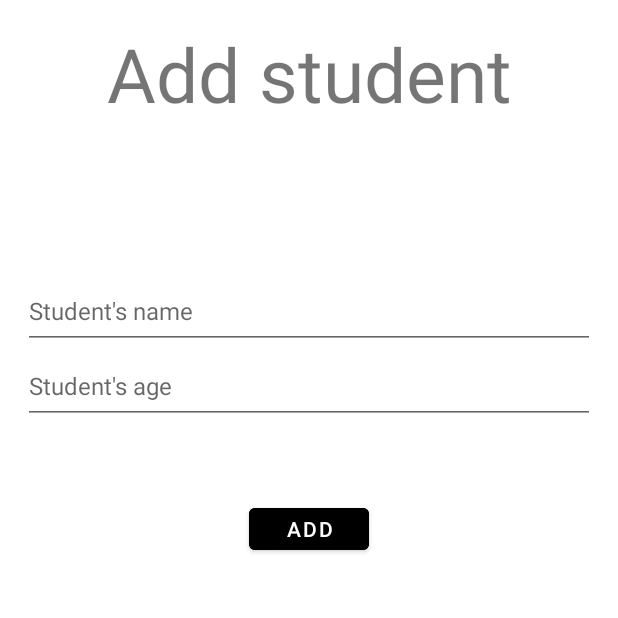
After one commit to nguyetvta/Singleton, an Android app: the InsertSVFragment screen opened through its navigation route, on a phone screen of 412 x 824 dp, the top half of it. The commit adds this screen. Run offline under Robolectric (Android 15) with nearby library versions, the phone set to English and light mode, and no system bars; our stand-ins replace data binding.

Commit message:
create app

```diff
--- a/singleton/app/build.gradle
+++ b/singleton/app/build.gradle
@@ -30,6 +30,9 @@ android {
     kotlinOptions {
         jvmTarget = '1.8'
     }
+    dataBinding {
+        enabled true
+    }
 }
 
 dependencies {
@@ -38,6 +41,8 @@ dependencies {
     implementation 'androidx.appcompat:appcompat:1.4.2'
     implementation 'com.google.android.material:material:1.6.1'
     implementation 'androidx.constraintlayout:constraintlayout:2.1.4'
+    implementation 'androidx.navigation:navigation-fragment-ktx:2.5.1'
+    implementation 'androidx.navigation:navigation-ui-ktx:2.5.1'
     testImplementation 'junit:junit:4.13.2'
     androidTestImplementation 'androidx.test.ext:junit:1.1.3'
     androidTestImplementation 'androidx.test.espresso:espresso-core:3.4.0'
--- /dev/null
+++ b/singleton/app/src/main/java/com/example/singletondemo/HomeFragment.kt
@@ -0,0 +1,34 @@
+package com.example.singletondemo
+
+import android.os.Bundle
+import android.view.LayoutInflater
+import android.view.View
+import android.view.ViewGroup
+import androidx.databinding.DataBindingUtil
+import androidx.fragment.app.Fragment
+import androidx.navigation.fragment.findNavController
+import com.example.singletondemo.databinding.FragmentHomeBinding
+
+class HomeFragment: Fragment() {
+    private lateinit var binding: FragmentHomeBinding
+
+    override fun onCreateView(
+        inflater: LayoutInflater,
+        container: ViewGroup?,
+        savedInstanceState: Bundle?
+    ): View? {
+        binding = DataBindingUtil.inflate(inflater, R.layout.fragment_home, container, false)
+        return binding.root
+    }
+
+    override fun onViewCreated(view: View, savedInstanceState: Bundle?) {
+        binding.apply {
+            homeAddBtn.setOnClickListener {
+                findNavController().navigate(R.id.action_homeFragment_to_insertSVFragment)
+            }
+            homeShowBtn.setOnClickListener {
+                findNavController().navigate(R.id.action_homeFragment_to_showSVFragment)
+            }
+        }
+    }
+}
--- /dev/null
+++ b/singleton/app/src/main/java/com/example/singletondemo/InsertSVFragment.kt
@@ -0,0 +1,39 @@
+package com.example.singletondemo
+
+import android.os.Bundle
+import android.util.Log
+import android.view.LayoutInflater
+import android.view.View
+import android.view.ViewGroup
+import androidx.databinding.DataBindingUtil
+import androidx.fragment.app.Fragment
+import androidx.fragment.app.viewModels
+import androidx.navigation.fragment.findNavController
+import com.example.singletondemo.databinding.FragmentInsertSvBinding
+
+class InsertSVFragment : Fragment() {
+    private lateinit var binding: FragmentInsertSvBinding
+    private val viewModel by viewModels<InsertSVViewModel>()
+    override fun onCreateView(
+        inflater: LayoutInflater,
+        container: ViewGroup?,
+        savedInstanceState: Bundle?
+    ): View? {
+        binding = DataBindingUtil.inflate(inflater, R.layout.fragment_insert_sv, container, false)
+        return binding.root
+    }
+
+    override fun onViewCreated(view: View, savedInstanceState: Bundle?) {
+        binding.apply {
+            addStudentBtn.setOnClickListener {
+                val svName = studentNameEdt.text?.trim().toString()
+                val svAge = studentAgeEdt.text?.trim().toString().toIntOrNull()
+                if (svAge != null && svAge in 17..99) {
+                    Log.d("TAG_DB", "onViewCreated() called item = $svName; $svAge")
+                    viewModel.insert(SV(name = svName, age = svAge))
+                    findNavController().popBackStack()
+                }
+            }
+        }
+    }
+}
--- a/singleton/app/src/main/res/layout/activity_main.xml
+++ b/singleton/app/src/main/res/layout/activity_main.xml
@@ -6,4 +6,17 @@
     android:layout_height="match_parent"
     tools:context=".MainActivity">
 
+    <androidx.fragment.app.FragmentContainerView
+        android:id="@+id/nav_host_fragment"
+        android:name="androidx.navigation.fragment.NavHostFragment"
+        android:layout_width="0dp"
+        android:layout_height="0dp"
+        app:layout_constraintLeft_toLeftOf="parent"
+        app:layout_constraintRight_toRightOf="parent"
+        app:layout_constraintTop_toTopOf="parent"
+        app:layout_constraintBottom_toBottomOf="parent"
+
+        app:defaultNavHost="true"
+        app:navGraph="@navigation/nav_graph" />
+
 </androidx.constraintlayout.widget.ConstraintLayout>
--- /dev/null
+++ b/singleton/app/src/main/res/layout/fragment_insert_sv.xml
@@ -0,0 +1,46 @@
+<?xml version="1.0" encoding="utf-8"?>
+<layout xmlns:android="http://schemas.android.com/apk/res/android"
+    xmlns:app="http://schemas.android.com/apk/res-auto">
+
+    <LinearLayout
+        android:layout_width="match_parent"
+        android:layout_height="match_parent"
+        android:background="@color/white"
+        android:orientation="vertical"
+        android:padding="15dp">
+
+        <TextView
+            android:layout_width="match_parent"
+            android:layout_height="wrap_content"
+            android:gravity="center"
+            android:text="Add student"
+            android:textSize="50sp" />
+
+        <com.google.android.material.textfield.TextInputEditText
+            android:id="@+id/student_name_edt"
+            android:layout_width="match_parent"
+            android:layout_height="50dp"
+            android:layout_marginTop="100dp"
+            android:hint="Student's name"
+            android:textSize="16sp" />
+
+        <com.google.android.material.textfield.TextInputEditText
+            android:id="@+id/student_age_edt"
+            android:layout_width="match_parent"
+            android:layout_height="50dp"
+            android:hint="Student's age"
+            android:textSize="16sp" />
+
+        <Button
+            android:id="@+id/add_student_btn"
+            android:layout_width="80dp"
+            android:layout_height="40dp"
+            android:layout_gravity="center"
+            android:layout_marginTop="50dp"
+            android:backgroundTint="@color/black"
+            android:text="Add" />
+
+
+    </LinearLayout>
+
+</layout>
--- /dev/null
+++ b/singleton/app/src/main/res/navigation/nav_graph.xml
@@ -0,0 +1,30 @@
+<?xml version="1.0" encoding="utf-8"?>
+<navigation xmlns:android="http://schemas.android.com/apk/res/android"
+    xmlns:app="http://schemas.android.com/apk/res-auto"
+    xmlns:tools="http://schemas.android.com/tools"
+    android:id="@+id/nav_graph"
+    app:startDestination="@id/homeFragment">
+
+    <fragment
+        android:id="@+id/homeFragment"
+        android:name="com.example.singletondemo.HomeFragment"
+        android:label="HomeFragment"
+        tools:layout="@layout/fragment_home">
+        <action
+            android:id="@+id/action_homeFragment_to_insertSVFragment"
+            app:destination="@id/insertSVFragment" />
+        <action
+            android:id="@+id/action_homeFragment_to_showSVFragment"
+            app:destination="@id/showSVFragment" />
+    </fragment>
+    <fragment
+        android:id="@+id/insertSVFragment"
+        android:name="com.example.singletondemo.InsertSVFragment"
+        android:label="InsertSVFragment"
+        tools:layout="@layout/fragment_insert_sv" />
+    <fragment
+        android:id="@+id/showSVFragment"
+        android:name="com.example.singletondemo.ShowSVFragment"
+        android:label="ShowSVFragment"
+        tools:layout="@layout/fragment_show_student" />
+</navigation>
--- a/singleton/app/src/main/res/values-night/themes.xml
+++ b/singleton/app/src/main/res/values-night/themes.xml
@@ -1,6 +1,6 @@
 <resources xmlns:tools="http://schemas.android.com/tools">
     <!-- Base application theme. -->
-    <style name="Theme.SingletonDemo" parent="Theme.MaterialComponents.DayNight.DarkActionBar">
+    <style name="Theme.SingletonDemo" parent="Theme.MaterialComponents.NoActionBar">
         <!-- Primary brand color. -->
         <item name="colorPrimary">@color/purple_200</item>
         <item name="colorPrimaryVariant">@color/purple_700</item>
--- a/singleton/app/src/main/res/values/themes.xml
+++ b/singleton/app/src/main/res/values/themes.xml
@@ -1,6 +1,6 @@
 <resources xmlns:tools="http://schemas.android.com/tools">
     <!-- Base application theme. -->
-    <style name="Theme.SingletonDemo" parent="Theme.MaterialComponents.DayNight.DarkActionBar">
+    <style name="Theme.SingletonDemo" parent="Theme.MaterialComponents.DayNight.NoActionBar">
         <!-- Primary brand color. -->
         <item name="colorPrimary">@color/purple_500</item>
         <item name="colorPrimaryVariant">@color/purple_700</item>
```
Also changed, not shown: singleton/app/src/main/AndroidManifest.xml (+6 -1 lines), singleton/app/src/main/java/com/example/singletondemo/InsertSVViewModel.kt (added, +17 -0 lines), singleton/app/src/main/java/com/example/singletondemo/SV.kt (added, +15 -0 lines), singleton/app/src/main/java/com/example/singletondemo/SVDao.kt (added, +14 -0 lines), singleton/app/src/main/java/com/example/singletondemo/SVDatabase.kt (added, +34 -0 lines), singleton/app/src/main/java/com/example/singletondemo/ShowSVFragment.kt (added, +38 -0 lines), singleton/app/src/main/java/com/example/singletondemo/ShowSVViewModel.kt (added, +20 -0 lines), singleton/app/src/main/res/layout/fragment_home.xml (added, +31 -0 lines), singleton/app/src/main/res/layout/fragment_show_student.xml (added, +28 -0 lines).
